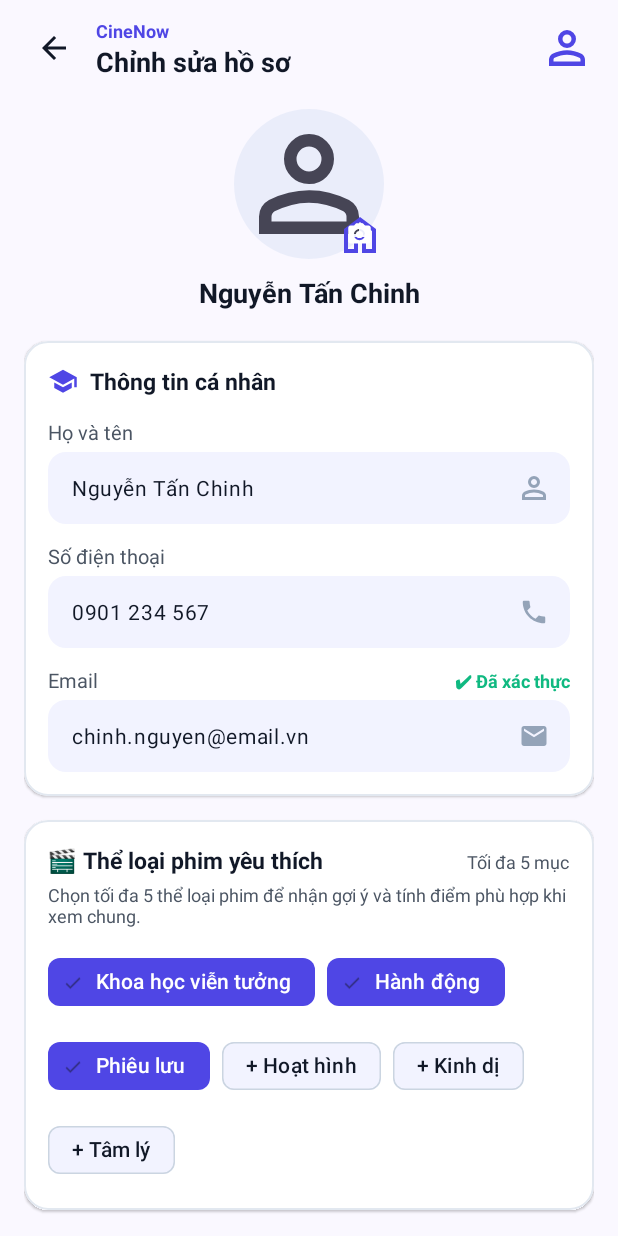
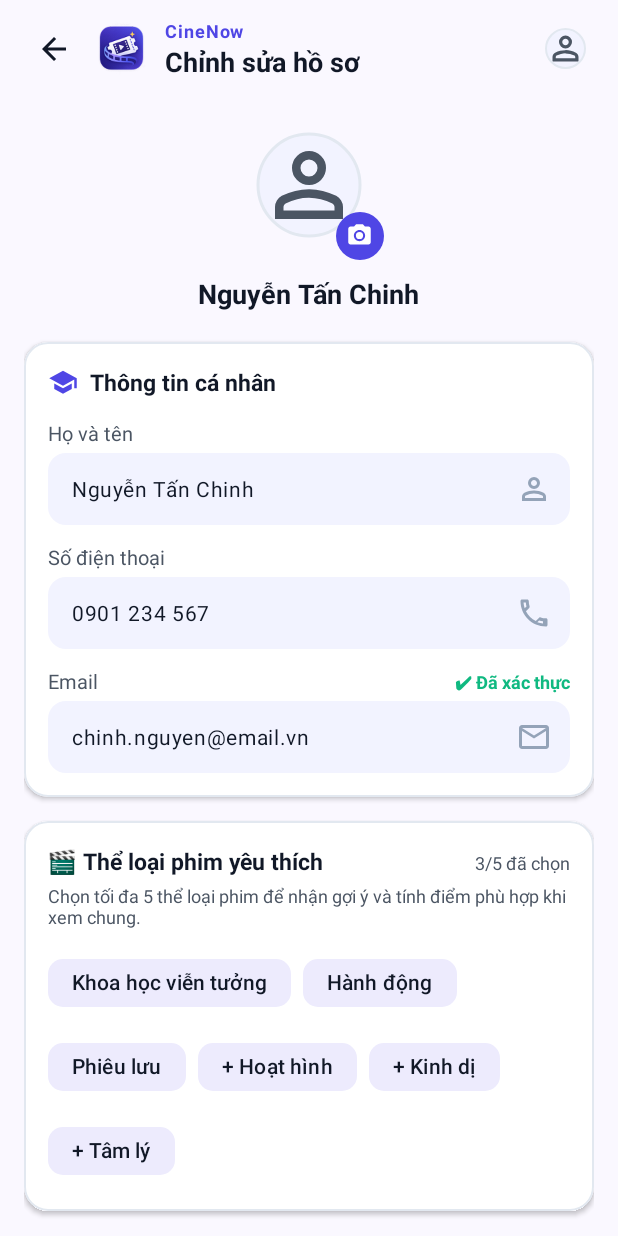
Before and after one commit to TruongCongMinhHai/UngDungQuanLyDatVeXemPhim, an Android app: the EditProfileFragment screen opened through its navigation route, on a phone screen of 412 x 824 dp. Run offline under Robolectric (Android 15) with nearby library versions, the phone set to English and light mode, and no system bars; our stand-ins replace navigation-ui.

Commit message:
fix(profile): cap nhat giao dien trang chinh sua thong tin ca nhan

```diff
--- a/CineNow/app/src/main/res/layout/fragment_edit_profile.xml
+++ b/CineNow/app/src/main/res/layout/fragment_edit_profile.xml
@@ -2,39 +2,54 @@
 <androidx.core.widget.NestedScrollView
     xmlns:android="http://schemas.android.com/apk/res/android"
     xmlns:app="http://schemas.android.com/apk/res-auto"
+    xmlns:tools="http://schemas.android.com/tools"
     android:layout_width="match_parent"
     android:layout_height="match_parent"
     android:background="@color/cinenow_background"
-    android:fillViewport="true">
+    android:fillViewport="true"
+    tools:context=".ui.profile.EditProfileFragment">
 
-    <androidx.constraintlayout.widget.ConstraintLayout
+    <LinearLayout
         android:layout_width="match_parent"
         android:layout_height="wrap_content"
+        android:orientation="vertical"
         android:paddingHorizontal="16dp"
         android:paddingTop="12dp"
-        android:paddingBottom="32dp">
+        android:paddingBottom="40dp">
 
-        <!-- Header: Back Button + Title + Small Avatar -->
+        <!-- Top Bar: Nút Back + Logo CineNow + Tiêu đề + Avatar nhỏ -->
+        <LinearLayout
+            android:layout_width="match_parent"
+            android:layout_height="wrap_content"
+            android:gravity="center_vertical"
+            android:orientation="horizontal">
+
             <ImageButton
                 android:id="@+id/btnBack"
                 android:layout_width="40dp"
                 android:layout_height="40dp"
                 android:background="?attr/selectableItemBackgroundBorderless"
                 android:contentDescription="Quay lại"
+                android:padding="8dp"
                 android:src="@drawable/ic_arrow_back"
-            app:layout_constraintStart_toStartOf="parent"
-            app:layout_constraintTop_toTopOf="parent" />
+                app:tint="@color/cinenow_text_primary" />
+
+            <!-- Logo CineNow -->
+            <ImageView
+                android:id="@+id/imgAppLogo"
+                android:layout_width="38dp"
+                android:layout_height="38dp"
+                android:layout_marginStart="6dp"
+                android:layout_marginEnd="10dp"
+                android:contentDescription="Logo CineNow"
+                android:scaleType="fitCenter"
+                android:src="@drawable/ic_cinenow_logo" />
 
             <LinearLayout
-            android:id="@+id/layoutHeaderTitle"
                 android:layout_width="0dp"
                 android:layout_height="wrap_content"
-            android:layout_marginStart="8dp"
-            android:orientation="vertical"
-            app:layout_constraintBottom_toBottomOf="@id/btnBack"
-            app:layout_constraintEnd_toStartOf="@id/imgTopAvatar"
-            app:layout_constraintStart_toEndOf="@id/btnBack"
-            app:layout_constraintTop_toTopOf="@id/btnBack">
+                android:layout_weight="1"
+                android:orientation="vertical">
 
                 <TextView
                     android:layout_width="wrap_content"
@@ -42,7 +57,8 @@
                     android:text="CineNow"
                     android:textColor="@color/cinenow_primary"
                     android:textSize="12sp"
-                android:textStyle="bold" />
+                    android:textStyle="bold"
+                    android:letterSpacing="0.05"/>
 
                 <TextView
                     android:layout_width="wrap_content"
@@ -53,65 +69,70 @@
                     android:textStyle="bold" />
             </LinearLayout>
 
-        <ImageView
+            <!-- Avatar nhỏ góc phải -->
+            <com.google.android.material.imageview.ShapeableImageView
                 android:id="@+id/imgTopAvatar"
-            android:layout_width="36dp"
-            android:layout_height="36dp"
-            android:background="@drawable/ic_person"
-            android:backgroundTint="@color/cinenow_primary"
-            android:contentDescription="Avatar góc phải"
-            app:layout_constraintBottom_toBottomOf="@id/btnBack"
-            app:layout_constraintEnd_toEndOf="parent"
-            app:layout_constraintTop_toTopOf="@id/btnBack" />
+                android:layout_width="38dp"
+                android:layout_height="38dp"
+                android:background="@color/cinenow_surface_container_low"
+                android:padding="6dp"
+                android:src="@drawable/ic_person"
+                app:shapeAppearanceOverlay="@style/ShapeAppearance.Material3.Corner.Full"
+                app:strokeColor="@color/cinenow_outline"
+                app:strokeWidth="1dp"
+                app:tint="@color/cinenow_text_secondary" />
+        </LinearLayout>
 
         <!-- Avatar lớn chính giữa có nút Camera -->
         <FrameLayout
             android:id="@+id/layoutAvatarPicker"
             android:layout_width="100dp"
             android:layout_height="100dp"
-            android:layout_marginTop="20dp"
-            app:layout_constraintEnd_toEndOf="parent"
-            app:layout_constraintStart_toStartOf="parent"
-            app:layout_constraintTop_toBottomOf="@id/layoutHeaderTitle">
+            android:layout_gravity="center_horizontal"
+            android:layout_marginTop="20dp">
 
             <com.google.android.material.imageview.ShapeableImageView
                 android:id="@+id/imgLargeAvatar"
                 android:layout_width="match_parent"
                 android:layout_height="match_parent"
-                android:background="@color/cinenow_surface_container"
-                android:scaleType="centerCrop"
+                android:background="@color/cinenow_surface_container_low"
+                android:padding="16dp"
                 android:src="@drawable/ic_person"
-                app:shapeAppearanceOverlay="@style/ShapeAppearance.Material3.Corner.Full" />
+                app:shapeAppearanceOverlay="@style/ShapeAppearance.Material3.Corner.Full"
+                app:strokeColor="@color/cinenow_outline"
+                app:strokeWidth="2dp"
+                app:tint="@color/cinenow_text_secondary" />
 
-            <!-- Nút camera nhỏ góc dưới -->
+            <!-- Nút camera tròn góc dưới -->
             <FrameLayout
+                android:id="@+id/btnChangeAvatar"
                 android:layout_width="32dp"
                 android:layout_height="32dp"
                 android:layout_gravity="bottom|end"
-                android:background="@drawable/ic_home"
-                android:backgroundTint="@color/cinenow_primary">
+                android:background="@drawable/bg_camera_circle"
+                android:clickable="true"
+                android:focusable="true">
 
                 <ImageView
                     android:layout_width="18dp"
                     android:layout_height="18dp"
                     android:layout_gravity="center"
-                    android:src="@drawable/ic_camera" />
+                    android:src="@drawable/ic_camera"
+                    app:tint="@color/cinenow_white" />
             </FrameLayout>
         </FrameLayout>
 
-        <!-- Tên người dùng bên dưới avatar -->
+        <!-- Tên người dùng bên dưới avatar (Live Preview khi gõ) -->
         <TextView
             android:id="@+id/tvProfileNamePreview"
             android:layout_width="wrap_content"
             android:layout_height="wrap_content"
+            android:layout_gravity="center_horizontal"
             android:layout_marginTop="10dp"
             android:text="Nguyễn Tấn Chinh"
             android:textColor="@color/cinenow_text_primary"
             android:textSize="18sp"
-            android:textStyle="bold"
-            app:layout_constraintEnd_toEndOf="parent"
-            app:layout_constraintStart_toStartOf="parent"
-            app:layout_constraintTop_toBottomOf="@id/layoutAvatarPicker" />
+            android:textStyle="bold" />
 
         <!-- Card 1: Thông tin cá nhân -->
         <com.google.android.material.card.MaterialCardView
@@ -121,10 +142,9 @@
             android:layout_marginTop="20dp"
             app:cardBackgroundColor="@color/cinenow_white"
             app:cardCornerRadius="16dp"
-            app:cardElevation="1dp"
+            app:cardElevation="2dp"
             app:strokeColor="@color/cinenow_outline"
-            app:strokeWidth="1dp"
-            app:layout_constraintTop_toBottomOf="@id/tvProfileNamePreview">
+            app:strokeWidth="1dp">
 
             <LinearLayout
                 android:layout_width="match_parent"
@@ -142,7 +162,8 @@
                     <ImageView
                         android:layout_width="20dp"
                         android:layout_height="20dp"
-                        android:src="@drawable/ic_school_cap" />
+                        android:src="@drawable/ic_school_cap"
+                        app:tint="@color/cinenow_primary" />
 
                     <TextView
                         android:layout_width="wrap_content"
@@ -164,6 +185,7 @@
                     android:textSize="13sp" />
 
                 <com.google.android.material.textfield.TextInputLayout
+                    android:id="@+id/tilFullName"
                     android:layout_width="match_parent"
                     android:layout_height="wrap_content"
                     android:layout_marginTop="4dp"
@@ -175,7 +197,7 @@
                     app:boxCornerRadiusTopStart="12dp"
                     app:boxStrokeWidth="0dp"
                     app:boxStrokeWidthFocused="1dp"
-                    app:endIconDrawable="@drawable/ic_person"
+                    app:endIconDrawable="@drawable/ic_auth_user"
                     app:endIconMode="custom"
                     app:endIconTint="@color/cinenow_text_tertiary"
                     app:hintEnabled="false">
@@ -200,6 +222,7 @@
                     android:textSize="13sp" />
 
                 <com.google.android.material.textfield.TextInputLayout
+                    android:id="@+id/tilPhone"
                     android:layout_width="match_parent"
                     android:layout_height="wrap_content"
                     android:layout_marginTop="4dp"
@@ -211,7 +234,7 @@
                     app:boxCornerRadiusTopStart="12dp"
                     app:boxStrokeWidth="0dp"
                     app:boxStrokeWidthFocused="1dp"
-                    app:endIconDrawable="@drawable/ic_phone"
+                    app:endIconDrawable="@drawable/ic_auth_phone"
                     app:endIconMode="custom"
                     app:endIconTint="@color/cinenow_text_tertiary"
                     app:hintEnabled="false">
@@ -252,6 +275,7 @@
                 </LinearLayout>
 
                 <com.google.android.material.textfield.TextInputLayout
+                    android:id="@+id/tilEmail"
                     android:layout_width="match_parent"
                     android:layout_height="wrap_content"
                     android:layout_marginTop="4dp"
@@ -263,7 +287,7 @@
                     app:boxCornerRadiusTopStart="12dp"
                     app:boxStrokeWidth="0dp"
                     app:boxStrokeWidthFocused="1dp"
-                    app:endIconDrawable="@drawable/ic_email"
+                    app:endIconDrawable="@drawable/ic_auth_mail"
                     app:endIconMode="custom"
                     app:endIconTint="@color/cinenow_text_tertiary"
                     app:hintEnabled="false">
@@ -290,10 +314,9 @@
             android:layout_marginTop="16dp"
             app:cardBackgroundColor="@color/cinenow_white"
             app:cardCornerRadius="16dp"
-            app:cardElevation="1dp"
+            app:cardElevation="2dp"
             app:strokeColor="@color/cinenow_outline"
-            app:strokeWidth="1dp"
-            app:layout_constraintTop_toBottomOf="@id/cardPersonalInfo">
+            app:strokeWidth="1dp">
 
             <LinearLayout
                 android:layout_width="match_parent"
@@ -316,9 +339,10 @@
                         android:textStyle="bold" />
 
                     <TextView
+                        android:id="@+id/tvGenreCount"
                         android:layout_width="wrap_content"
                         android:layout_height="wrap_content"
-                        android:text="Tối đa 5 mục"
+                        android:text="3/5 đã chọn"
                         android:textColor="@color/cinenow_text_secondary"
                         android:textSize="12sp" />
                 </LinearLayout>
@@ -331,7 +355,7 @@
                     android:textColor="@color/cinenow_text_secondary"
                     android:textSize="12sp" />
 
-                <!-- Danh sách Chip thể loại -->
+                <!-- Danh sách Chip thể loại (Đã cấu hình không viền mặc định) -->
                 <com.google.android.material.chip.ChipGroup
                     android:id="@+id/chipGroupGenres"
                     android:layout_width="match_parent"
@@ -339,61 +363,64 @@
                     android:layout_marginTop="12dp">
 
                     <com.google.android.material.chip.Chip
-                        style="@style/Widget.Material3.Chip.Filter"
+                        android:id="@+id/chipSciFi"
                         android:layout_width="wrap_content"
                         android:layout_height="wrap_content"
-                        android:checked="true"
                         android:text="Khoa học viễn tưởng"
-                        app:chipBackgroundColor="@color/cinenow_primary"
-                        android:textColor="@color/cinenow_white" />
+                        app:chipCornerRadius="10dp"
+                        app:chipStrokeWidth="0dp"
+                        app:checkedIconVisible="false" />
 
                     <com.google.android.material.chip.Chip
-                        style="@style/Widget.Material3.Chip.Filter"
+                        android:id="@+id/chipAction"
                         android:layout_width="wrap_content"
                         android:layout_height="wrap_content"
-                        android:checked="true"
                         android:text="Hành động"
-                        app:chipBackgroundColor="@color/cinenow_primary"
-                        android:textColor="@color/cinenow_white" />
+                        app:chipCornerRadius="10dp"
+                        app:chipStrokeWidth="0dp"
+                        app:checkedIconVisible="false" />
 
                     <com.google.android.material.chip.Chip
-                        style="@style/Widget.Material3.Chip.Filter"
+                        android:id="@+id/chipAdventure"
                         android:layout_width="wrap_content"
                         android:layout_height="wrap_content"
-                        android:checked="true"
                         android:text="Phiêu lưu"
-                        app:chipBackgroundColor="@color/cinenow_primary"
-                        android:textColor="@color/cinenow_white" />
+                        app:chipCornerRadius="10dp"
+                        app:chipStrokeWidth="0dp"
+                        app:checkedIconVisible="false" />
 
                     <com.google.android.material.chip.Chip
-                        style="@style/Widget.Material3.Chip.Filter"
+                        android:id="@+id/chipAnimation"
                         android:layout_width="wrap_content"
                         android:layout_height="wrap_content"
                         android:text="+ Hoạt hình"
-                        app:chipBackgroundColor="@color/cinenow_surface_container_low"
-                        android:textColor="@color/cinenow_text_primary" />
+                        app:chipCornerRadius="10dp"
+                        app:chipStrokeWidth="0dp"
+                        app:checkedIconVisible="false" />
 
                     <com.google.android.material.chip.Chip
-                        style="@style/Widget.Material3.Chip.Filter"
+                        android:id="@+id/chipHorror"
                         android:layout_width="wrap_content"
                         android:layout_height="wrap_content"
                         android:text="+ Kinh dị"
-                        app:chipBackgroundColor="@color/cinenow_surface_container_low"
-                        android:textColor="@color/cinenow_text_primary" />
+                        app:chipCornerRadius="10dp"
+                        app:chipStrokeWidth="0dp"
+                        app:checkedIconVisible="false" />
 
                     <com.google.android.material.chip.Chip
-                        style="@style/Widget.Material3.Chip.Filter"
+                        android:id="@+id/chipDrama"
                         android:layout_width="wrap_content"
                         android:layout_height="wrap_content"
                         android:text="+ Tâm lý"
-                        app:chipBackgroundColor="@color/cinenow_surface_container_low"
-                        android:textColor="@color/cinenow_text_primary" />
+                        app:chipCornerRadius="10dp"
+                        app:chipStrokeWidth="0dp"
+                        app:checkedIconVisible="false" />
                 </com.google.android.material.chip.ChipGroup>
 
             </LinearLayout>
         </com.google.android.material.card.MaterialCardView>
 
-        <!-- 2 Nút hành động ở dưới cùng -->
+        <!-- Nút Lưu thay đổi -->
         <com.google.android.material.button.MaterialButton
             android:id="@+id/btnSaveProfile"
             android:layout_width="match_parent"
@@ -407,22 +434,22 @@
             app:cornerRadius="14dp"
             app:icon="@drawable/ic_save"
             app:iconGravity="textStart"
+            app:iconPadding="6dp"
             app:iconTint="@color/cinenow_white"
-            app:layout_constraintTop_toBottomOf="@id/cardFavoriteGenres" />
+            app:rippleColor="@color/cinenow_primary_container" />
 
+        <!-- Nút Hủy -->
         <com.google.android.material.button.MaterialButton
             android:id="@+id/btnCancelEdit"
+            style="@style/Widget.Material3.Button.TextButton"
             android:layout_width="match_parent"
             android:layout_height="50dp"
-            android:layout_marginTop="8dp"
+            android:layout_marginTop="6dp"
             android:text="Hủy"
-            android:textColor="@color/cinenow_text_primary"
+            android:textColor="@color/cinenow_text_secondary"
             android:textSize="15sp"
             android:textStyle="bold"
-            app:backgroundTint="@color/cinenow_secondary_container"
-            app:cornerRadius="14dp"
-            app:elevation="0dp"
-            app:layout_constraintTop_toBottomOf="@id/btnSaveProfile" />
+            app:rippleColor="@color/cinenow_surface_container" />
 
-    </androidx.constraintlayout.widget.ConstraintLayout>
+    </LinearLayout>
 </androidx.core.widget.NestedScrollView>
```
Lines whose indentation alone changed are shown as unchanged.
